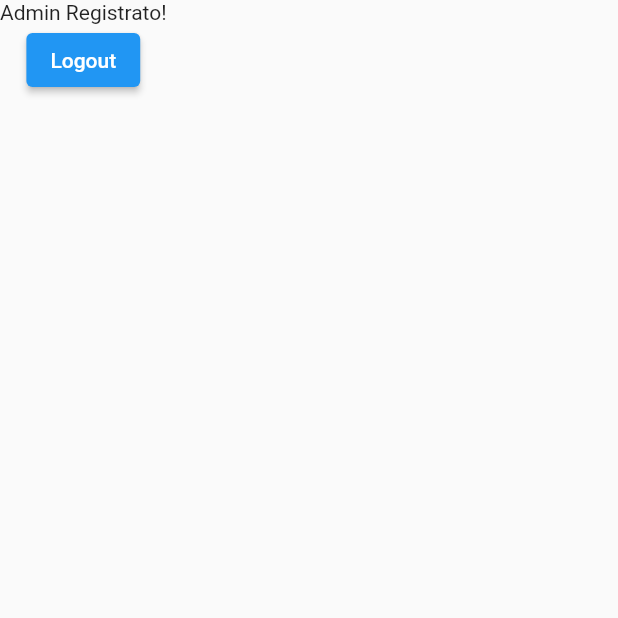
After one commit to andreadeluna/ProgettoSD, a Flutter app: the PannelloAdmin screen opened directly, on a phone screen of 412 x 824 dp, the top half of it. The commit adds this screen. Run offline on Flutter 3.47's test engine with Material 2 defaults, Android fonts, the phone set to English and light mode, and no system bars; our stand-ins replace cloud_firestore, firebase_auth, firebase_core, fluttertoast; accounts and stored records are empty.

```diff
--- /dev/null
+++ b/lib/schermate/pannello_admin.dart
@@ -0,0 +1,34 @@
+import 'package:flutter/material.dart';
+import 'package:progettosd/schermate/pagina_iniziale.dart';
+import 'package:progettosd/servizi/autenticazione.dart';
+import 'package:provider/provider.dart';
+
+class PannelloAdmin extends StatefulWidget {
+  const PannelloAdmin({Key? key}) : super(key: key);
+
+  @override
+  State<PannelloAdmin> createState() => _HomeState();
+}
+
+class _HomeState extends State<PannelloAdmin> {
+  @override
+  Widget build(BuildContext context) {
+    final authService = Provider.of<Autenticazione>(context);
+    return Scaffold(
+      body: Column(
+        children: [
+          Text('Admin Registrato!'),
+          ElevatedButton(
+              onPressed: () async {
+                await authService.signOut();
+                Navigator.push(
+                    context,
+                    MaterialPageRoute(
+                        builder: (context) => const PaginaIniziale()));
+              },
+              child: Text('Logout'))
+        ],
+      ),
+    );
+  }
+}
--- a/lib/schermate/registrazione.dart
+++ b/lib/schermate/registrazione.dart
@@ -194,7 +194,6 @@ class _RegisterState extends State<Register> {
                                               child: TextFormField(
                                                 style: const TextStyle(
                                                     fontSize: 20),
-                                                obscureText: true,
                                                 controller: walletController,
                                                 validator: validazioneWallet,
                                                 decoration:
@@ -253,7 +252,7 @@ class _RegisterState extends State<Register> {
                                         'Email': emailController.text,
                                         'Nome': nomeController.text,
                                         'TipoUtente': tipoUtente,
-                                        'Eventi': []
+                                        'Wallet': walletController.text
                                       },
                                     );
 
@@ -281,7 +280,7 @@ class _RegisterState extends State<Register> {
                                     // restituita da Firebase
                                     errorMessage = error.message!;
                                   }
-
+                                  print("Registrazione effettuata!");
                                   setState(() {});
                                 }
                               },
```
Also changed, not shown: lib/schermate/home.dart (added, +17 -0 lines), lib/schermate/wrapper.dart (+6 -11 lines).
